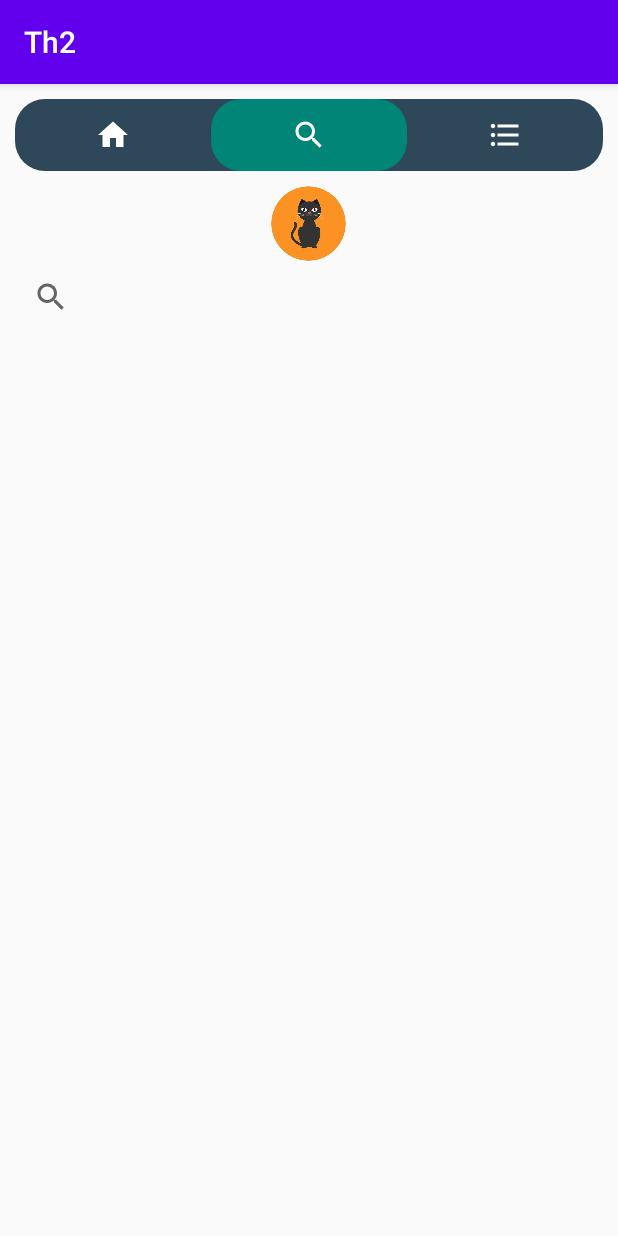
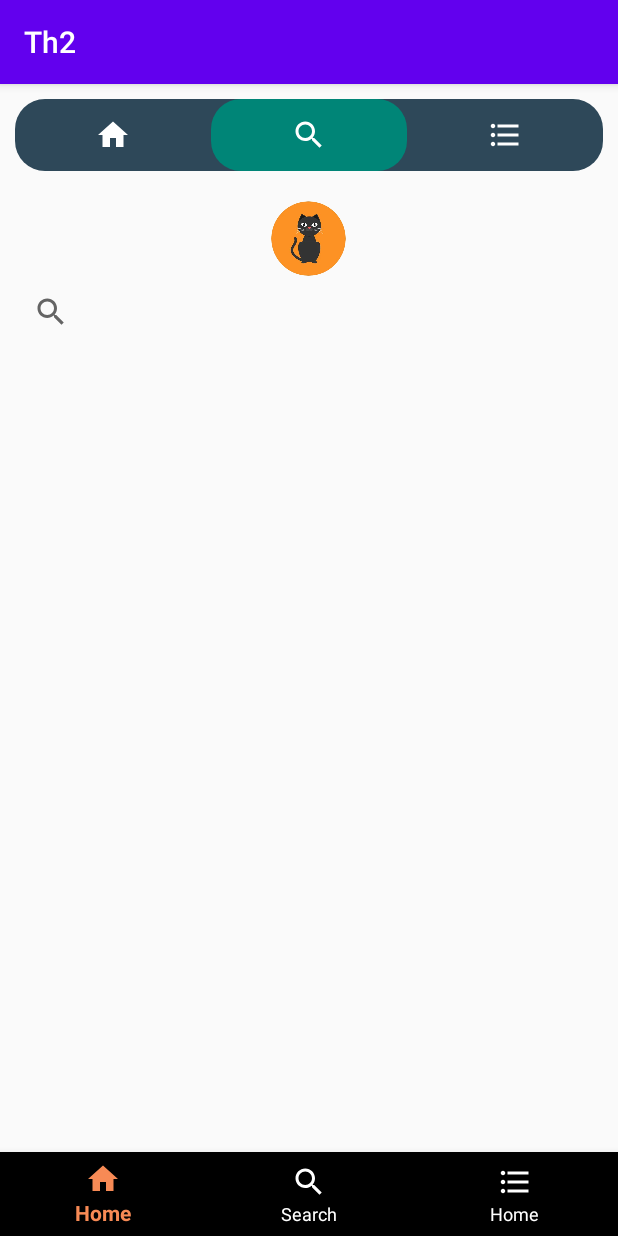
Before and after one commit to tran-duc-thanh/th2, an Android app: the screen it shows after launch (MainActivity), tab 2 chosen, on a phone screen of 412 x 824 dp. Run offline under Robolectric (Android 15) with nearby library versions, the phone set to English and light mode, and no system bars; our stand-ins replace CircleImageView.

Commit message:
commit code

```diff
--- a/Th2/app/src/main/java/com/example/th2/MainActivity.java
+++ b/Th2/app/src/main/java/com/example/th2/MainActivity.java
@@ -1,13 +1,16 @@
 package com.example.th2;
 
+import androidx.annotation.NonNull;
 import androidx.appcompat.app.AppCompatActivity;
 import androidx.fragment.app.FragmentStatePagerAdapter;
 import androidx.viewpager.widget.ViewPager;
 
 import android.os.Bundle;
+import android.view.MenuItem;
 
 import com.example.th2.adapter.FragmentAdapter;
 import com.example.th2.model.Cat;
+import com.google.android.material.bottomnavigation.BottomNavigationView;
 import com.google.android.material.tabs.TabLayout;
 
 import java.util.ArrayList;
@@ -16,6 +19,7 @@ import java.util.List;
 public class MainActivity extends AppCompatActivity {
 
     private TabLayout tabLayout;
+    private BottomNavigationView bottomNavigationView;
     private ViewPager viewPager;
     private FragmentAdapter adapter;
 
@@ -23,13 +27,63 @@ public class MainActivity extends AppCompatActivity {
     protected void onCreate(Bundle savedInstanceState) {
         super.onCreate(savedInstanceState);
         setContentView(R.layout.activity_main);
-        tabLayout = findViewById(R.id.tab);
+
         viewPager = findViewById(R.id.viewPage);
         adapter = new FragmentAdapter(getSupportFragmentManager(), FragmentStatePagerAdapter.BEHAVIOR_RESUME_ONLY_CURRENT_FRAGMENT);
         viewPager.setAdapter(adapter);
+
+        tabLayout = findViewById(R.id.tab);
         tabLayout.setupWithViewPager(viewPager);
         tabLayout.getTabAt(0).setIcon(R.drawable.icon_home);
         tabLayout.getTabAt(1).setIcon(R.drawable.icon_search);
         tabLayout.getTabAt(2).setIcon(R.drawable.icon_view_list);
+
+        bottomNavigationView = findViewById(R.id.navigation);
+
+        viewPager.addOnPageChangeListener(new ViewPager.OnPageChangeListener() {
+            @Override
+            public void onPageScrolled(int position, float positionOffset, int positionOffsetPixels) {
+
+            }
+
+            @Override
+            public void onPageSelected(int position) {
+                switch (position) {
+                    case 0:
+                        bottomNavigationView.getMenu().findItem(R.id.bt_home).setCheckable(true);
+                        break;
+                    case 1:
+                        bottomNavigationView.getMenu().findItem(R.id.bt_search).setCheckable(true);
+                        break;
+                    case 2:
+                        bottomNavigationView.getMenu().findItem(R.id.bt_list).setCheckable(true);
+                        break;
+                }
+            }
+
+            @Override
+            public void onPageScrollStateChanged(int state) {
+
+            }
+        });
+
+        bottomNavigationView.setOnNavigationItemSelectedListener(new BottomNavigationView.OnNavigationItemSelectedListener() {
+            @Override
+            public boolean onNavigationItemSelected(@NonNull MenuItem item) {
+                switch (item.getItemId()) {
+                    case R.id.bt_home:
+                        viewPager.setCurrentItem(0);
+                        break;
+                    case R.id.bt_search:
+                        viewPager.setCurrentItem(1);
+                        break;
+                    case R.id.bt_list:
+                        viewPager.setCurrentItem(2);
+                        break;
+
+                }
+                return true;
+            }
+        });
     }
 }
--- a/Th2/app/src/main/java/com/example/th2/dal/SQLiteHelper.java
+++ b/Th2/app/src/main/java/com/example/th2/dal/SQLiteHelper.java
@@ -48,7 +48,7 @@ public class SQLiteHelper extends SQLiteOpenHelper {
     public List<Cat> search (String key) {
         List<Cat> results = new ArrayList<>();
         SQLiteDatabase database = getReadableDatabase();
-        Cursor rs = database.query("cat", null, null, null, null, null, null);
+        Cursor rs = database.rawQuery("SELECT * FROM cat WHERE name LIKE ?", new String[]{String.valueOf("%"+key+"%")});
         while (rs != null && rs.moveToNext()) {
             results.add(new Cat(rs.getInt(0), rs.getInt(1), rs.getString(2), rs.getDouble(3), rs.getString(4)));
         }
--- a/Th2/app/src/main/java/com/example/th2/fargment/FragmentAdd.java
+++ b/Th2/app/src/main/java/com/example/th2/fargment/FragmentAdd.java
@@ -58,6 +58,7 @@ public class FragmentAdd extends Fragment implements CatAdapter.CatItemListener
                 Cat cat = new Cat(img, eName.getText().toString(), price, eInfo.getText().toString());
                 db.add(cat);
                 this.resetForm();
+                adapter.notifyDataSetChanged();
             } catch (NumberFormatException e) {
                 ePrice.setError("Giá trị trường này là số");
             }
@@ -74,6 +75,7 @@ public class FragmentAdd extends Fragment implements CatAdapter.CatItemListener
                 btnUpdate.setVisibility(View.INVISIBLE);
                 btnAdd.setVisibility(View.VISIBLE);
                 this.resetForm();
+                adapter.notifyDataSetChanged();
             } catch (NumberFormatException e) {
                 ePrice.setError("Giá trị trường này là số");
             }
--- a/Th2/app/src/main/java/com/example/th2/fargment/FragmentSearch.java
+++ b/Th2/app/src/main/java/com/example/th2/fargment/FragmentSearch.java
@@ -59,11 +59,7 @@ public class FragmentSearch extends Fragment {
 
             private void filter (String s) {
                 List<Cat> filterList = new ArrayList<>();
-                for (Cat i : mList) {
-                    if (i.getName().toLowerCase().contains(s.toLowerCase())) {
-                        filterList.add(i);
-                    }
-                }
+                filterList = db.search(s);
                 if (filterList.isEmpty()) {
                     Toast.makeText(getContext(), "No data", Toast.LENGTH_SHORT).show();
                 } else {
--- /dev/null
+++ b/Th2/app/src/main/res/color/color_navigation.xml
@@ -0,0 +1,5 @@
+<?xml version="1.0" encoding="utf-8"?>
+<selector xmlns:android="http://schemas.android.com/apk/res/android">
+    <item android:color="@color/white" android:state_checked="false" />
+    <item android:color="@color/oragge" android:state_checked="true" />
+</selector>
--- a/Th2/app/src/main/res/layout/activity_main.xml
+++ b/Th2/app/src/main/res/layout/activity_main.xml
@@ -1,5 +1,5 @@
 <?xml version="1.0" encoding="utf-8"?>
-<androidx.constraintlayout.widget.ConstraintLayout xmlns:android="http://schemas.android.com/apk/res/android"
+<RelativeLayout xmlns:android="http://schemas.android.com/apk/res/android"
     xmlns:app="http://schemas.android.com/apk/res-auto"
     xmlns:tools="http://schemas.android.com/tools"
     android:layout_width="match_parent"
@@ -18,9 +18,22 @@
 
     <androidx.viewpager.widget.ViewPager
         android:id="@+id/viewPage"
-        android:layout_margin="10dp"
-        app:layout_constraintTop_toBottomOf="@id/tab"
         android:layout_width="match_parent"
-        android:layout_height="wrap_content"/>
+        android:layout_height="wrap_content"
+        android:layout_below="@+id/tab"
+        android:layout_above="@id/navigation"
+        android:layout_marginStart="10dp"
+        android:layout_marginTop="10dp"
+        android:layout_marginEnd="10dp"
+        android:layout_marginBottom="10dp"
+        app:layout_constraintTop_toBottomOf="@id/tab" />
 
-</androidx.constraintlayout.widget.ConstraintLayout>
+    <com.google.android.material.bottomnavigation.BottomNavigationView
+        android:id="@+id/navigation"
+        android:layout_alignParentBottom="true"
+        app:menu="@menu/menu_bottom"
+        app:itemIconTint="@color/color_navigation"
+        app:itemTextColor="@color/color_navigation"
+        android:layout_width="match_parent"
+        android:layout_height="wrap_content" />
+</RelativeLayout>
--- /dev/null
+++ b/Th2/app/src/main/res/menu/menu_bottom.xml
@@ -0,0 +1,6 @@
+<?xml version="1.0" encoding="utf-8"?>
+<menu xmlns:android="http://schemas.android.com/apk/res/android">
+    <item android:id="@+id/bt_home" android:title="Home" android:icon="@drawable/icon_home" />
+    <item android:id="@+id/bt_search" android:title="Search" android:icon="@drawable/icon_search" />
+    <item android:id="@+id/bt_list" android:title="Home" android:icon="@drawable/icon_view_list" />
+</menu>
```
